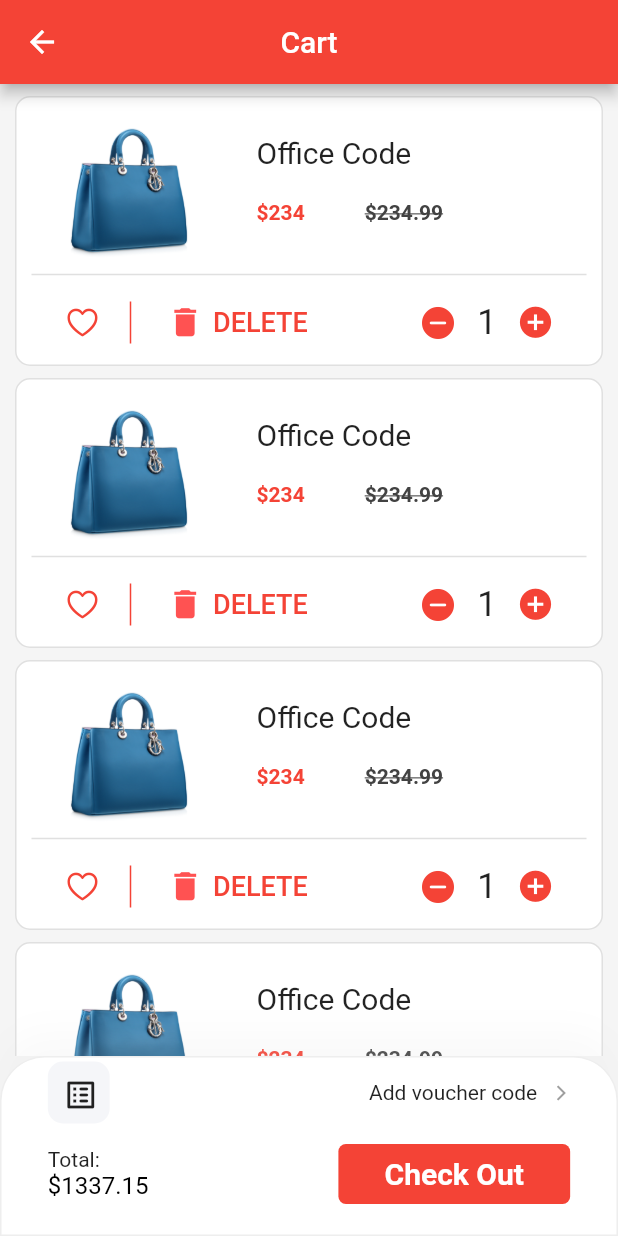
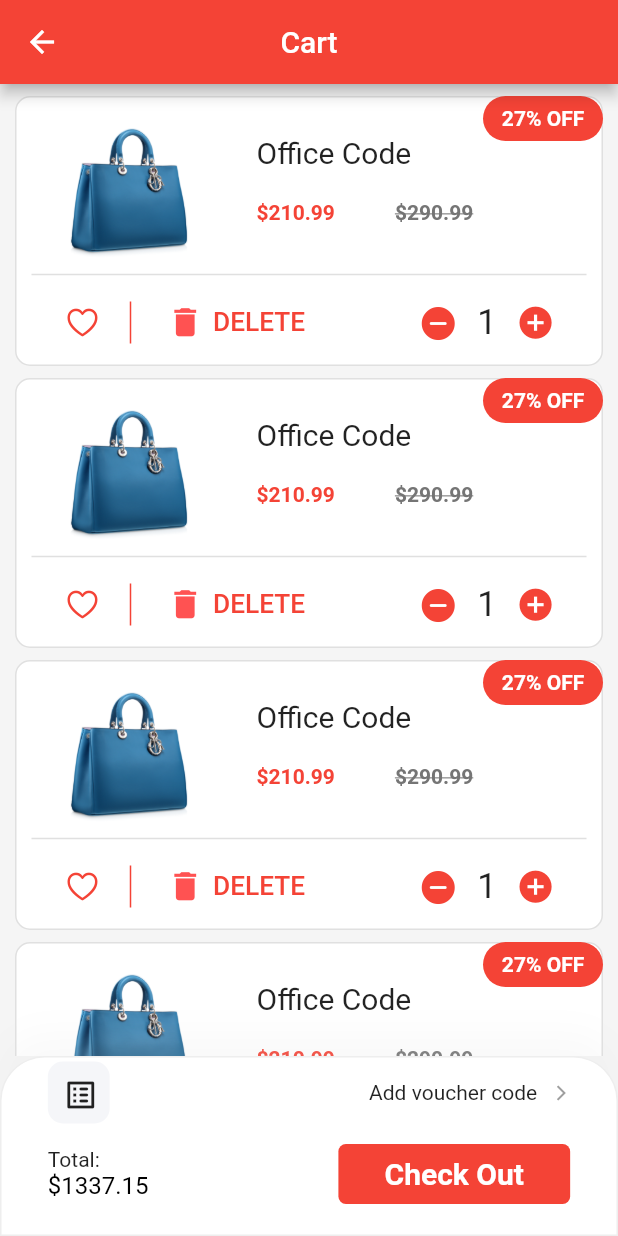
Before and after one commit to MikkyBoy357/smakos, a Flutter app: the CartScreen screen opened directly, on a phone screen of 412 x 824 dp. Run offline on Flutter 3.47's test engine with Material 2 defaults, Android fonts, the light colour scheme and no system bars; our stand-ins replace flutter_svg.

Commit message:
cart page discount bagde added

```diff
--- a/lib/pages/cart/components/cart_card.dart
+++ b/lib/pages/cart/components/cart_card.dart
@@ -1,6 +1,7 @@
 import 'package:flutter/cupertino.dart';
 import 'package:flutter/material.dart';
 import 'package:online_shopping/models/Product.dart';
+import 'package:online_shopping/size_config.dart';
 
 class CartCard extends StatefulWidget {
   final Product product;
@@ -27,6 +28,8 @@ class _CartCardState extends State<CartCard> {
         child: Padding(
           padding: const EdgeInsets.only(top: 8.0, left: 10.0, right: 10.0),
           child: Column(
+            children: [
+              Stack(
                 children: [
                   Container(
                     height: 180,
@@ -67,19 +70,20 @@ class _CartCardState extends State<CartCard> {
                                 Row(
                                   children: [
                                     Text(
-                                  '\$234',
+                                      '\$210.99',
                                       style: TextStyle(
                                         color: Colors.red,
                                         fontWeight: FontWeight.bold,
                                       ),
                                     ),
                                     Padding(
-                                  padding: EdgeInsets.symmetric(horizontal: 20),
+                                      padding:
+                                          EdgeInsets.symmetric(horizontal: 20),
                                     ),
                                     Text(
-                                  '\$234.99',
+                                      '\$290.99',
                                       style: TextStyle(
-                                    color: Colors.grey[800],
+                                        color: Colors.grey[600],
                                         fontWeight: FontWeight.bold,
                                         decoration: TextDecoration.lineThrough,
                                       ),
@@ -140,7 +144,7 @@ class _CartCardState extends State<CartCard> {
                                           Text(
                                             'DELETE',
                                             style: TextStyle(
-                                          fontSize: 18,
+                                              fontSize: SizeConfig.textSize(17),
                                               color: Colors.red,
                                             ),
                                           ),
@@ -155,7 +159,7 @@ class _CartCardState extends State<CartCard> {
                                       icon: Icon(
                                         CupertinoIcons.minus_circle_fill,
                                         color: Colors.red,
-                                    size: 25,
+                                        size: SizeConfig.textSize(25),
                                       ),
                                       onPressed: () {
                                         if (num > 1) {
@@ -181,7 +185,7 @@ class _CartCardState extends State<CartCard> {
                                       icon: Icon(
                                         Icons.add_circle,
                                         color: Colors.red,
-                                    size: 25,
+                                        size: SizeConfig.textSize(25),
                                       ),
                                       onPressed: () {
                                         num++;
@@ -197,6 +201,32 @@ class _CartCardState extends State<CartCard> {
                       ],
                     ),
                   ),
+                  Row(
+                    children: [
+                      Container(
+                        width: MediaQuery.of(context).size.width - 100,
+                      ),
+                      Container(
+                        height: 30,
+                        width: 80,
+                        decoration: BoxDecoration(
+                          color: Colors.red,
+                          borderRadius: BorderRadius.circular(40),
+                        ),
+                        child: Center(
+                          child: Text(
+                            '27% OFF',
+                            style: TextStyle(
+                              color: Colors.white,
+                              fontWeight: FontWeight.bold,
+                            ),
+                          ),
+                        ),
+                      ),
+                    ],
+                  ),
+                ],
+              ),
             ],
           ),
         ),
```
Lines whose indentation alone changed are shown as unchanged.
